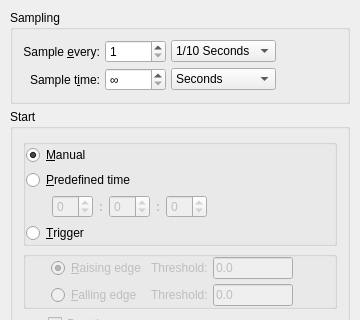
tuxmaster/QtDMM, file src/ui/uirecorderprefs.ui: the form before one commit; both pictures show x 0 to 360 and y 0 to 320 of the 360 by 500 pixel window.
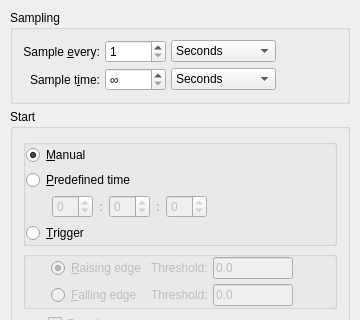
The form after the commit. Custom widgets are drawn as their Qt base class.

Commit message: set recorder sample rate default to 1s

Diff of the .ui file:
```diff
--- a/src/ui/uirecorderprefs.ui
+++ b/src/ui/uirecorderprefs.ui
@@ -68,6 +68,9 @@
         <property name="whatsThis">
          <string>Unit for sampling period.</string>
         </property>
+        <property name="currentIndex">
+         <number>1</number>
+        </property>
         <item>
          <property name="text">
           <string>1/10 Seconds</string>
```
